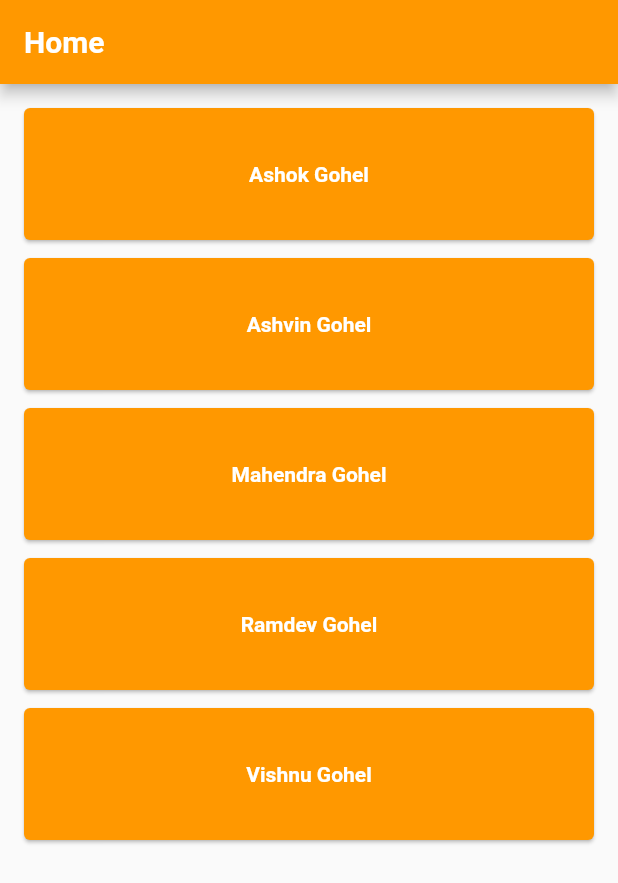
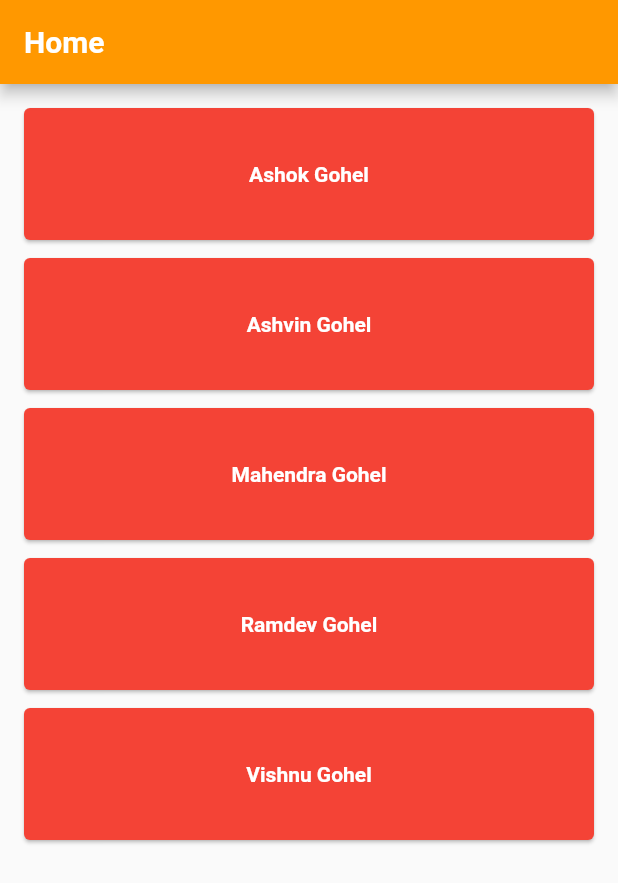
Before and after one commit to GohelAshok701/flutter_demo, a Flutter app: the DashboardScreen screen opened directly, on a phone screen of 412 x 824 dp. Shown: the top 883 px of the screen. Run offline on Flutter 3.47's test engine with Material 2 defaults, Android fonts, the phone set to English and light mode, and no system bars; our stand-ins replace fluttertoast.

Commit message:
- test remote.

```diff
--- a/lib/dashboard_screen.dart
+++ b/lib/dashboard_screen.dart
@@ -42,7 +42,7 @@ class ItemList extends StatelessWidget {
         padding: EdgeInsets.all(2),
         height: 100,
         child: Card(
-            color: Colors.orange,
+            color: Colors.red,
             child: Column(
                 mainAxisAlignment: MainAxisAlignment.spaceEvenly,
                 children: <Widget>[
```
